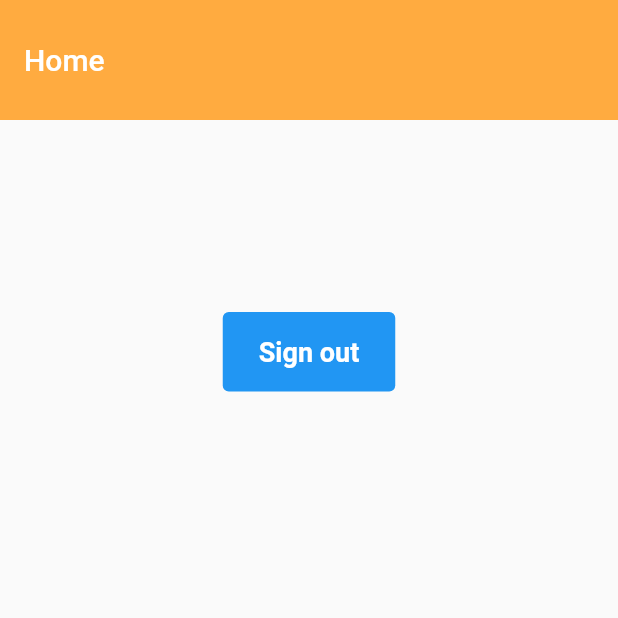
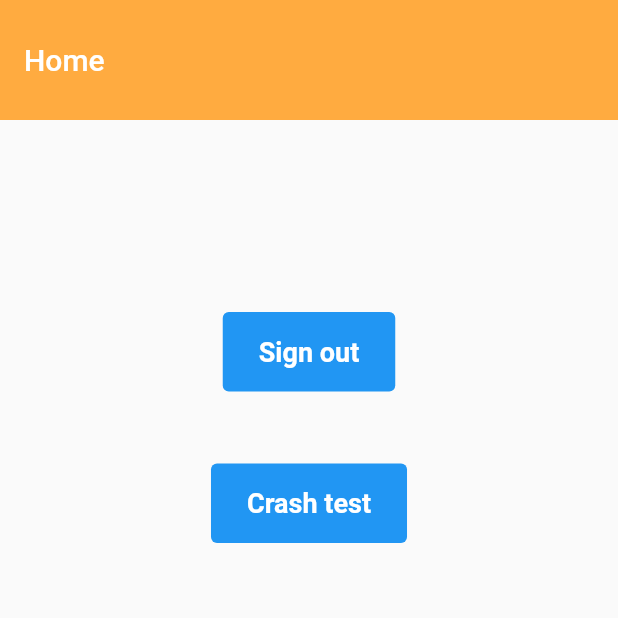
Before and after one commit to ChristianNagata/auth_project, a Flutter app: the screen it shows once a user with an empty profile is signed in, on a phone screen of 412 x 824 dp, the top half of it. Run offline on Flutter 3.47's test engine with Material 2 defaults, Android fonts, the phone set to English and light mode, and no system bars; our stand-ins replace firebase_auth, firebase_core, firebase_crashlytics; accounts and stored records are empty.

Commit message:
crashlytics: botão para crash forçado

```diff
--- a/lib/screens/home.dart
+++ b/lib/screens/home.dart
@@ -1,5 +1,6 @@
 import 'package:firebase_auth/firebase_auth.dart';
 import 'package:firebase_core/firebase_core.dart';
+import 'package:firebase_crashlytics/firebase_crashlytics.dart';
 import 'package:flutter/material.dart';
 import 'package:provider/provider.dart';
 
@@ -35,6 +36,16 @@ class Home extends StatelessWidget {
                   style: Theme.of(context).elevatedButtonTheme.style,
                 ),
               ),
+              Padding(
+                padding: const EdgeInsets.only(top: 48),
+                child: ElevatedButton(
+                  onPressed: () {
+                    FirebaseCrashlytics.instance.crash();
+                  },
+                  child: const Text('Crash test'),
+                  style: Theme.of(context).elevatedButtonTheme.style,
+                ),
+              ),
             ],
           )),
         ),
--- a/pubspec.yaml
+++ b/pubspec.yaml
@@ -39,6 +39,7 @@ dependencies:
   # The following adds the Cupertino Icons font to your application.
   # Use with the CupertinoIcons class for iOS style icons.
   cupertino_icons: ^1.0.2
+  firebase_crashlytics: ^2.6.1
 
 dev_dependencies:
   flutter_test:
```
Also changed, not shown: pubspec.lock, 2 other files.
